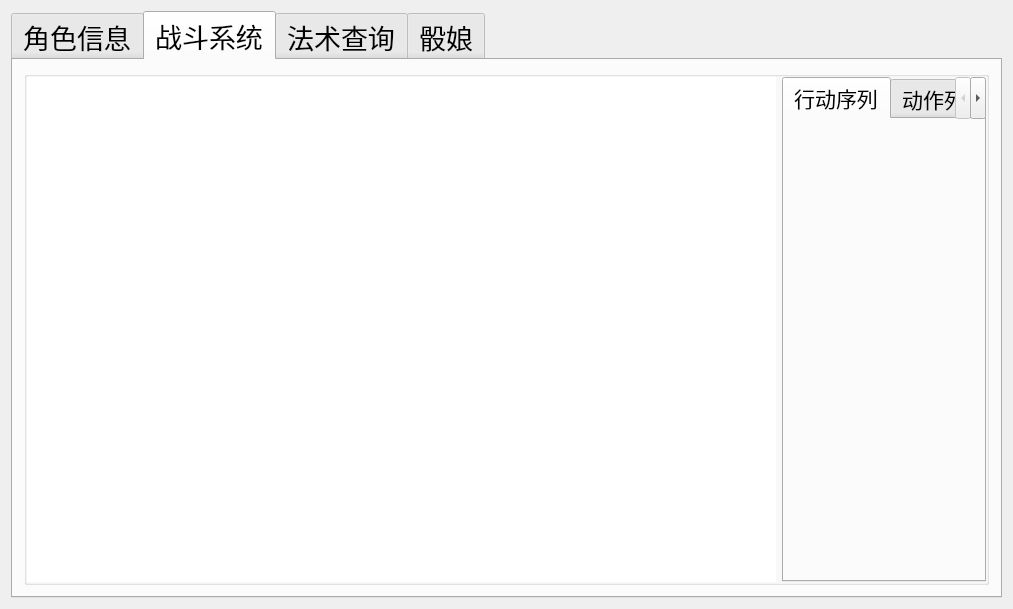
Old version of the form DungeonQuill/DungeonQuill.ui in the repository Kate723/DungeonQuill.
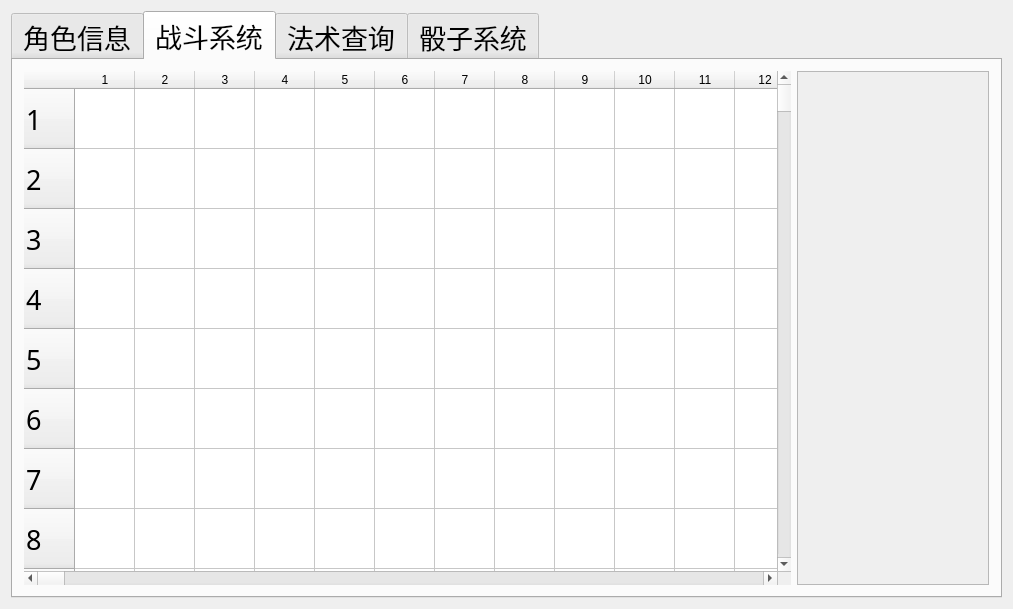
New version of the form. The open tabs and pages were chosen to show the change.

Patch:
```diff
--- a/DungeonQuill/DungeonQuill.ui
+++ b/DungeonQuill/DungeonQuill.ui
@@ -157,34 +157,16 @@
        </layout>
       </widget>
       <widget class="QWidget" name="combatTab">
+       <property name="minimumSize">
+        <size>
+         <width>985</width>
+         <height>0</height>
+        </size>
+       </property>
        <attribute name="title">
         <string>战斗系统</string>
        </attribute>
-       <layout class="QHBoxLayout" name="horizontalLayout_11">
-        <item>
-         <widget class="QGroupBox" name="groupBox">
-          <property name="title">
-           <string/>
-          </property>
-          <property name="flat">
-           <bool>true</bool>
-          </property>
-          <layout class="QHBoxLayout" name="horizontalLayout_4">
-           <property name="spacing">
-            <number>6</number>
-           </property>
-           <property name="leftMargin">
-            <number>0</number>
-           </property>
-           <property name="topMargin">
-            <number>0</number>
-           </property>
-           <property name="rightMargin">
-            <number>0</number>
-           </property>
-           <property name="bottomMargin">
-            <number>0</number>
-           </property>
+       <layout class="QHBoxLayout" name="horizontalLayout_11" stretch="4,1">
            <item>
             <widget class="QTableWidget" name="tableWidget">
              <property name="sizePolicy">
@@ -196,56 +178,635 @@
              <property name="frameShape">
               <enum>QFrame::NoFrame</enum>
              </property>
+          <property name="rowCount">
+           <number>300</number>
+          </property>
+          <property name="columnCount">
+           <number>300</number>
+          </property>
+          <attribute name="horizontalHeaderDefaultSectionSize">
+           <number>60</number>
+          </attribute>
+          <attribute name="verticalHeaderDefaultSectionSize">
+           <number>60</number>
+          </attribute>
+          <row/>
+          <row/>
+          <row/>
+          <row/>
+          <row/>
+          <row/>
+          <row/>
+          <row/>
+          <row/>
+          <row/>
+          <row/>
+          <row/>
+          <row/>
+          <row/>
+          <row/>
+          <row/>
+          <row/>
+          <row/>
+          <row/>
+          <row/>
+          <row/>
+          <row/>
+          <row/>
+          <row/>
+          <row/>
+          <row/>
+          <row/>
+          <row/>
+          <row/>
+          <row/>
+          <row/>
+          <row/>
+          <row/>
+          <row/>
+          <row/>
+          <row/>
+          <row/>
+          <row/>
+          <row/>
+          <row/>
+          <row/>
+          <row/>
+          <row/>
+          <row/>
+          <row/>
+          <row/>
+          <row/>
+          <row/>
+          <row/>
+          <row/>
+          <row/>
+          <row/>
+          <row/>
+          <row/>
+          <row/>
+          <row/>
+          <row/>
+          <row/>
+          <row/>
+          <row/>
+          <row/>
+          <row/>
+          <row/>
+          <row/>
+          <row/>
+          <row/>
+          <row/>
+          <row/>
+          <row/>
+          <row/>
+          <row/>
+          <row/>
+          <row/>
+          <row/>
+          <row/>
+          <row/>
+          <row/>
+          <row/>
+          <row/>
+          <row/>
+          <row/>
+          <row/>
+          <row/>
+          <row/>
+          <row/>
+          <row/>
+          <row/>
+          <row/>
+          <row/>
+          <row/>
+          <row/>
+          <row/>
+          <row/>
+          <row/>
+          <row/>
+          <row/>
+          <row/>
+          <row/>
+          <row/>
+          <row/>
+          <row/>
+          <row/>
+          <row/>
+          <row/>
+          <row/>
+          <row/>
+          <row/>
+          <row/>
+          <row/>
+          <row/>
+          <row/>
+          <row/>
+          <row/>
+          <row/>
+          <row/>
+          <row/>
+          <row/>
+          <row/>
+          <row/>
+          <row/>
+          <row/>
+          <row/>
+          <row/>
+          <row/>
+          <row/>
+          <row/>
+          <row/>
+          <row/>
+          <row/>
+          <row/>
+          <row/>
+          <row/>
+          <row/>
+          <row/>
+          <row/>
+          <row/>
+          <row/>
+          <row/>
+          <row/>
+          <row/>
+          <row/>
+          <row/>
+          <row/>
+          <row/>
+          <row/>
+          <row/>
+          <row/>
+          <row/>
+          <row/>
+          <row/>
+          <row/>
+          <row/>
+          <row/>
+          <row/>
+          <row/>
+          <row/>
+          <row/>
+          <row/>
+          <row/>
+          <row/>
+          <row/>
+          <row/>
+          <row/>
+          <row/>
+          <row/>
+          <row/>
+          <row/>
+          <row/>
+          <row/>
+          <row/>
+          <row/>
+          <row/>
+          <row/>
+          <row/>
+          <row/>
+          <row/>
+          <row/>
+          <row/>
+          <row/>
+          <row/>
+          <row/>
+          <row/>
+          <row/>
+          <row/>
+          <row/>
+          <row/>
+          <row/>
+          <row/>
+          <row/>
+          <row/>
+          <row/>
+          <row/>
+          <row/>
+          <row/>
+          <row/>
+          <row/>
+          <row/>
+          <row/>
+          <row/>
+          <row/>
+          <row/>
+          <row/>
+          <row/>
+          <row/>
+          <row/>
+          <row/>
+          <row/>
+          <row/>
+          <row/>
+          <row/>
+          <row/>
+          <row/>
+          <row/>
+          <row/>
+          <row/>
+          <row/>
+          <row/>
+          <row/>
+          <row/>
+          <row/>
+          <row/>
+          <row/>
+          <row/>
+          <row/>
+          <row/>
+          <row/>
+          <row/>
+          <row/>
+          <row/>
+          <row/>
+          <row/>
+          <row/>
+          <row/>
+          <row/>
+          <row/>
+          <row/>
+          <row/>
+          <row/>
+          <row/>
+          <row/>
+          <row/>
+          <row/>
+          <row/>
+          <row/>
+          <row/>
+          <row/>
+          <row/>
+          <row/>
+          <row/>
+          <row/>
+          <row/>
+          <row/>
+          <row/>
+          <row/>
+          <row/>
+          <row/>
+          <row/>
+          <row/>
+          <row/>
+          <row/>
+          <row/>
+          <row/>
+          <row/>
+          <row/>
+          <row/>
+          <row/>
+          <row/>
+          <row/>
+          <row/>
+          <row/>
+          <row/>
+          <row/>
+          <row/>
+          <row/>
+          <row/>
+          <row/>
+          <row/>
+          <row/>
+          <row/>
+          <row/>
+          <row/>
+          <row/>
+          <row/>
+          <row/>
+          <row/>
+          <row/>
+          <row/>
+          <row/>
+          <row/>
+          <row/>
+          <row/>
+          <row/>
+          <row/>
+          <row/>
+          <row/>
+          <row/>
+          <row/>
+          <row/>
+          <row/>
+          <row/>
+          <column/>
+          <column/>
+          <column/>
+          <column/>
+          <column/>
+          <column/>
+          <column/>
+          <column/>
+          <column/>
+          <column/>
+          <column/>
+          <column/>
+          <column/>
+          <column/>
+          <column/>
+          <column/>
+          <column/>
+          <column/>
+          <column/>
+          <column/>
+          <column/>
+          <column/>
+          <column/>
+          <column/>
+          <column/>
+          <column/>
+          <column/>
+          <column/>
+          <column/>
+          <column/>
+          <column/>
+          <column/>
+          <column/>
+          <column/>
+          <column/>
+          <column/>
+          <column/>
+          <column/>
+          <column/>
+          <column/>
+          <column/>
+          <column/>
+          <column/>
+          <column/>
+          <column/>
+          <column/>
+          <column/>
+          <column/>
+          <column/>
+          <column/>
+          <column/>
+          <column/>
+          <column/>
+          <column/>
+          <column/>
+          <column/>
+          <column/>
+          <column/>
+          <column/>
+          <column/>
+          <column/>
+          <column/>
+          <column/>
+          <column/>
+          <column/>
+          <column/>
+          <column/>
+          <column/>
+          <column/>
+          <column/>
+          <column/>
+          <column/>
+          <column/>
+          <column/>
+          <column/>
+          <column/>
+          <column/>
+          <column/>
+          <column/>
+          <column/>
+          <column/>
+          <column/>
+          <column/>
+          <column/>
+          <column/>
+          <column/>
+          <column/>
+          <column/>
+          <column/>
+          <column/>
+          <column/>
+          <column/>
+          <column/>
+          <column/>
+          <column/>
+          <column/>
+          <column/>
+          <column/>
+          <column/>
+          <column/>
+          <column/>
+          <column/>
+          <column/>
+          <column/>
+          <column/>
+          <column/>
+          <column/>
+          <column/>
+          <column/>
+          <column/>
+          <column/>
+          <column/>
+          <column/>
+          <column/>
+          <column/>
+          <column/>
+          <column/>
+          <column/>
+          <column/>
+          <column/>
+          <column/>
+          <column/>
+          <column/>
+          <column/>
+          <column/>
+          <column/>
+          <column/>
+          <column/>
+          <column/>
+          <column/>
+          <column/>
+          <column/>
+          <column/>
+          <column/>
+          <column/>
+          <column/>
+          <column/>
+          <column/>
+          <column/>
+          <column/>
+          <column/>
+          <column/>
+          <column/>
+          <column/>
+          <column/>
+          <column/>
+          <column/>
+          <column/>
+          <column/>
+          <column/>
+          <column/>
+          <column/>
+          <column/>
+          <column/>
+          <column/>
+          <column/>
+          <column/>
+          <column/>
+          <column/>
+          <column/>
+          <column/>
+          <column/>
+          <column/>
+          <column/>
+          <column/>
+          <column/>
+          <column/>
+          <column/>
+          <column/>
+          <column/>
+          <column/>
+          <column/>
+          <column/>
+          <column/>
+          <column/>
+          <column/>
+          <column/>
+          <column/>
+          <column/>
+          <column/>
+          <column/>
+          <column/>
+          <column/>
+          <column/>
+          <column/>
+          <column/>
+          <column/>
+          <column/>
+          <column/>
+          <column/>
+          <column/>
+          <column/>
+          <column/>
+          <column/>
+          <column/>
+          <column/>
+          <column/>
+          <column/>
+          <column/>
+          <column/>
+          <column/>
+          <column/>
+          <column/>
+          <column/>
+          <column/>
+          <column/>
+          <column/>
+          <column/>
+          <column/>
+          <column/>
+          <column/>
+          <column/>
+          <column/>
+          <column/>
+          <column/>
+          <column/>
+          <column/>
+          <column/>
+          <column/>
+          <column/>
+          <column/>
+          <column/>
+          <column/>
+          <column/>
+          <column/>
+          <column/>
+          <column/>
+          <column/>
+          <column/>
+          <column/>
+          <column/>
+          <column/>
+          <column/>
+          <column/>
+          <column/>
+          <column/>
+          <column/>
+          <column/>
+          <column/>
+          <column/>
+          <column/>
+          <column/>
+          <column/>
+          <column/>
+          <column/>
+          <column/>
+          <column/>
+          <column/>
+          <column/>
+          <column/>
+          <column/>
+          <column/>
+          <column/>
+          <column/>
+          <column/>
+          <column/>
+          <column/>
+          <column/>
+          <column/>
+          <column/>
+          <column/>
+          <column/>
+          <column/>
+          <column/>
+          <column/>
+          <column/>
+          <column/>
+          <column/>
+          <column/>
+          <column/>
+          <column/>
+          <column/>
+          <column/>
+          <column/>
+          <column/>
+          <column/>
+          <column/>
+          <column/>
+          <column/>
+          <column/>
+          <column/>
+          <column/>
+          <column/>
+          <column/>
+          <column/>
+          <column/>
+          <column/>
+          <column/>
+          <column/>
+          <column/>
+          <column/>
+          <column/>
+          <column/>
+          <column/>
+          <column/>
+          <column/>
+          <column/>
+          <column/>
+          <column/>
+          <column/>
             </widget>
            </item>
            <item>
-            <widget class="QTabWidget" name="tabWidget_2">
-             <property name="sizePolicy">
-              <sizepolicy hsizetype="Preferred" vsizetype="MinimumExpanding">
-               <horstretch>0</horstretch>
-               <verstretch>0</verstretch>
-              </sizepolicy>
-             </property>
-             <property name="maximumSize">
-              <size>
-               <width>1000</width>
-               <height>16777215</height>
-              </size>
-             </property>
-             <property name="baseSize">
-              <size>
-               <width>0</width>
-               <height>0</height>
-              </size>
-             </property>
-             <property name="font">
-              <font>
-               <family>汉仪南宫体简</family>
-               <pointsize>16</pointsize>
-               <weight>50</weight>
-               <italic>false</italic>
-               <bold>false</bold>
-              </font>
-             </property>
-             <property name="styleSheet">
-              <string notr="true">font: 16pt &quot;汉仪南宫体简&quot;;</string>
-             </property>
-             <property name="currentIndex">
-              <number>0</number>
-             </property>
-             <widget class="QWidget" name="tab_5">
-              <attribute name="title">
-               <string>行动序列</string>
-              </attribute>
-             </widget>
-             <widget class="QWidget" name="tab_6">
-              <attribute name="title">
-               <string>动作列表</string>
-              </attribute>
-             </widget>
-            </widget>
-           </item>
-          </layout>
+         <widget class="QScrollArea" name="scrollArea_2">
+          <property name="widgetResizable">
+           <bool>true</bool>
+          </property>
+          <widget class="QWidget" name="scrollAreaWidgetContents">
+           <property name="geometry">
+            <rect>
+             <x>0</x>
+             <y>0</y>
+             <width>189</width>
+             <height>517</height>
+            </rect>
+           </property>
+          </widget>
          </widget>
         </item>
        </layout>
@@ -544,7 +1105,7 @@
       </widget>
       <widget class="QWidget" name="tab_4">
        <attribute name="title">
-        <string>骰娘</string>
+        <string>骰子系统</string>
        </attribute>
        <layout class="QHBoxLayout" name="horizontalLayout_10">
         <item>
```
Left out of the diff: 160 changed lines with no effect on the pictures. Lines whose indentation alone changed are shown as unchanged.
